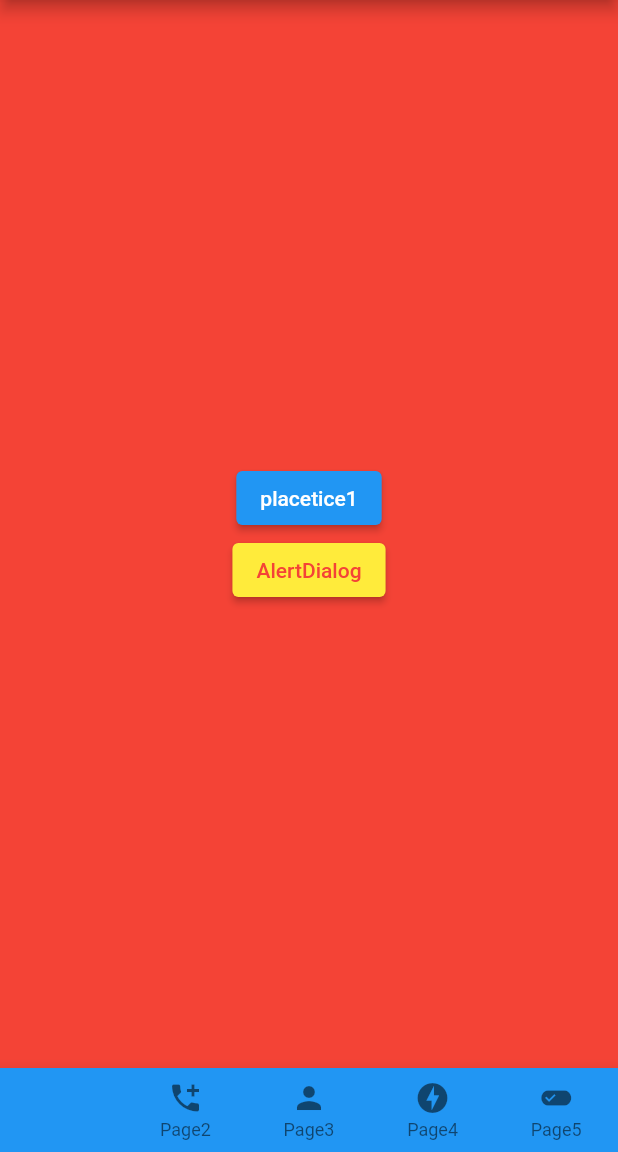
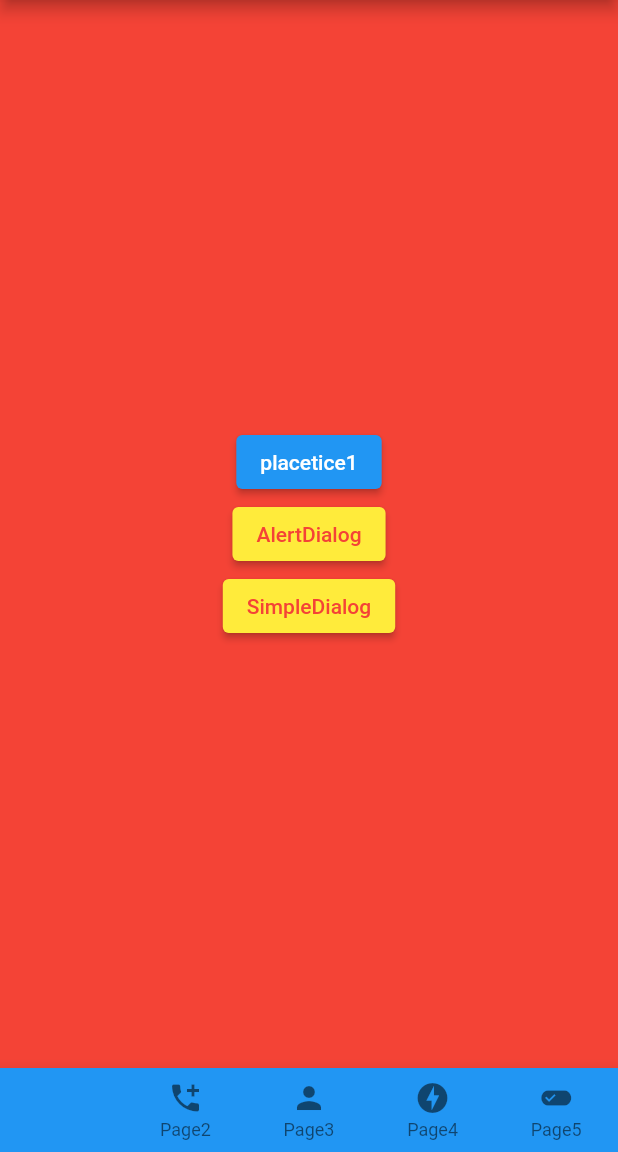
Before and after one commit to ramen2020/flutter_cheat, a Flutter app: the screen it shows after launch, on a phone screen of 412 x 824 dp, the part 84-1236 px from its top. Run offline on Flutter 3.47's test engine with Material 2 defaults, Android fonts, the phone set to English and light mode, and no system bars.

Commit message:
アラートのボタン追加

```diff
--- a/lib/pages/page1_page.dart
+++ b/lib/pages/page1_page.dart
@@ -29,9 +29,9 @@ class Page1 extends StatelessWidget {
                     color: Colors.red,
                   ),
                 ),
-                              style: ElevatedButton.styleFrom(
-                primary: Colors.yellow, //ボタンの背景色
-              ),
+                style: ElevatedButton.styleFrom(
+                  primary: Colors.yellow, //ボタンの背景色
+                ),
                 onPressed: () async {
                   await showDialog<int>(
                     context: context,
@@ -53,6 +53,19 @@ class Page1 extends StatelessWidget {
                       );
                     },
                   );
+                }),
+            ElevatedButton(
+                child: Text(
+                  'SimpleDialog',
+                  style: TextStyle(
+                    color: Colors.red,
+                  ),
+                ),
+                style: ElevatedButton.styleFrom(
+                  primary: Colors.yellow,
+                ),
+                onPressed: () async {
+                  //
                 }),
           ]),
     );
```
